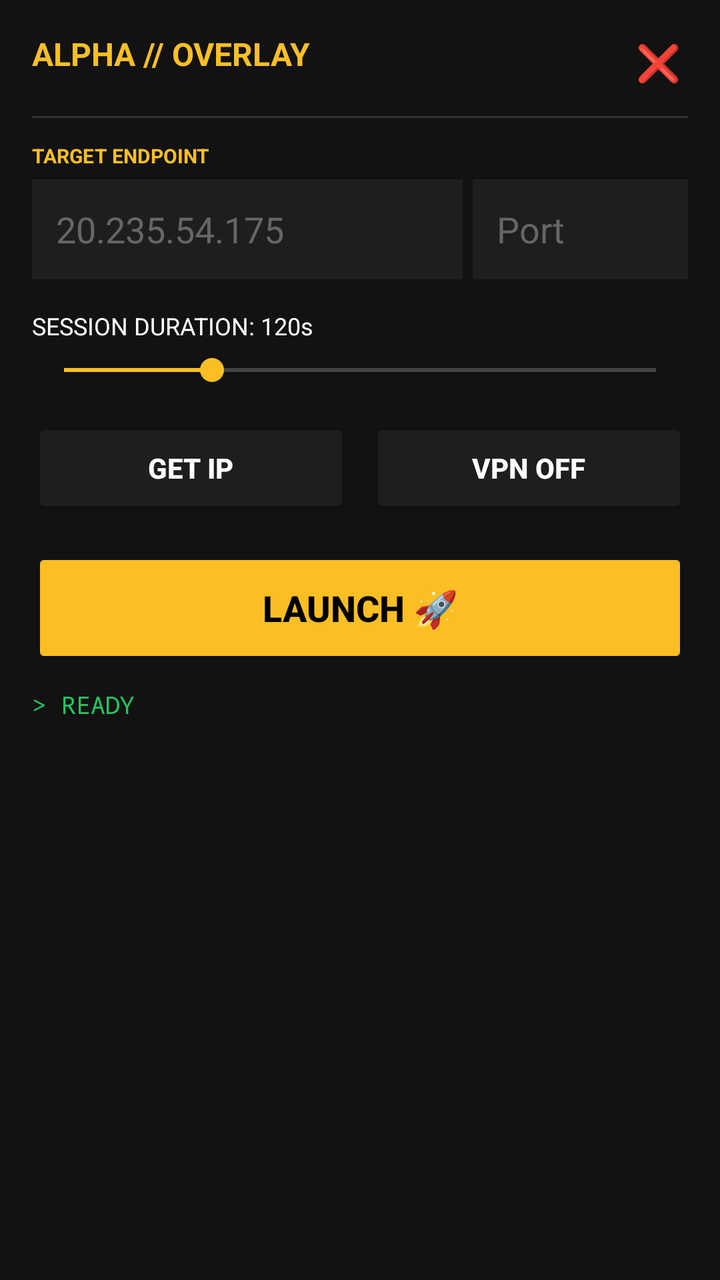
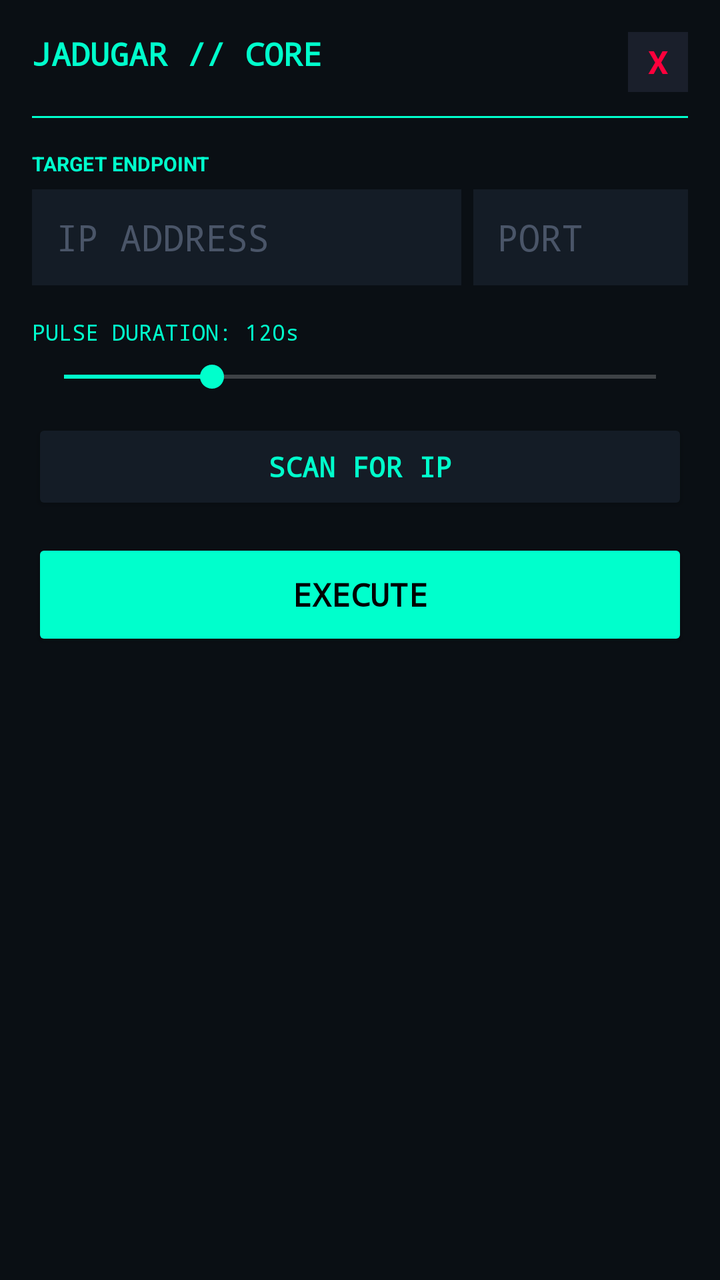

Screens rendered from an Android XML layout before and after an edit, with the pre-edit source and the edit as a unified diff.
<!-- AndroidManifest.xml: application theme Theme.AppCompat.NoActionBar -->
<!-- res/layout/floating_panel.xml -->
<?xml version="1.0" encoding="utf-8"?>
<LinearLayout xmlns:android="http://schemas.android.com/apk/res/android"
    android:layout_width="320dp"
    android:layout_height="wrap_content"
    android:orientation="vertical"
    android:background="#121212"
    android:padding="16dp"
    android:elevation="10dp">

    
    <RelativeLayout
        android:layout_width="match_parent"
        android:layout_height="wrap_content"
        android:layout_marginBottom="12dp">
        <TextView
            android:layout_width="wrap_content"
            android:layout_height="wrap_content"
            android:text="ALPHA // OVERLAY"
            android:textColor="#FBBF24"
            android:textStyle="bold"
            android:textSize="16sp"/>
        <TextView
            android:id="@+id/btnClose"
            android:layout_width="30dp"
            android:layout_height="30dp"
            android:layout_alignParentEnd="true"
            android:text="❌"
            android:gravity="center"
            android:textColor="#EF4444"
            android:textSize="18sp"/>
    </RelativeLayout>

    <View android:layout_width="match_parent" android:layout_height="1dp" android:background="#333333" android:layout_marginBottom="12dp"/>

    
    <TextView android:layout_width="wrap_content" android:layout_height="wrap_content" android:text="TARGET ENDPOINT" android:textColor="#FBBF24" android:textSize="10sp" android:textStyle="bold"/>
    
    <LinearLayout
        android:layout_width="match_parent"
        android:layout_height="wrap_content"
        android:orientation="horizontal"
        android:layout_marginTop="5dp">
        <EditText
            android:id="@+id/fEtIp"
            android:layout_width="0dp"
            android:layout_height="50dp"
            android:layout_weight="2"
            android:hint="20.235.54.175"
            android:textColor="#FFFFFF"
            android:textColorHint="#666666"
            android:background="#1E1E1E"
            android:padding="12dp"
            android:layout_marginEnd="5dp"
            android:inputType="text"/>
        <EditText
            android:id="@+id/fEtPort"
            android:layout_width="0dp"
            android:layout_height="50dp"
            android:layout_weight="1"
            android:hint="Port"
            android:textColor="#FFFFFF"
            android:textColorHint="#666666"
            android:background="#1E1E1E"
            android:padding="12dp"
            android:inputType="number"/>
    </LinearLayout>

    
    <TextView android:id="@+id/fTvTime" android:layout_width="wrap_content" android:layout_height="wrap_content" android:text="SESSION DURATION: 120s" android:textColor="#FFFFFF" android:textSize="12sp" android:layout_marginTop="15dp"/>
    
    <SeekBar
        android:id="@+id/fSeekBar"
        android:layout_width="match_parent"
        android:layout_height="wrap_content"
        android:max="240"
        android:progress="60"
        android:progressTint="#FBBF24"
        android:thumbTint="#FBBF24"
        android:layout_marginTop="5dp"/>

    
    <LinearLayout
        android:layout_width="match_parent"
        android:layout_height="wrap_content"
        android:orientation="horizontal"
        android:layout_marginTop="15dp">
        
        <Button
            android:id="@+id/fBtnGetIp"
            android:layout_width="0dp"
            android:layout_height="50dp"
            android:layout_weight="1"
            android:text="GET IP"
            android:backgroundTint="#1E1E1E"
            android:textColor="#FFFFFF"
            android:textStyle="bold"
            android:layout_marginEnd="5dp"/>
            
        <Button
            android:id="@+id/fBtnVpnOff"
            android:layout_width="0dp"
            android:layout_height="50dp"
            android:layout_weight="1"
            android:text="VPN OFF"
            android:backgroundTint="#1E1E1E"
            android:textColor="#FFFFFF"
            android:textStyle="bold"
            android:layout_marginStart="5dp"/>
    </LinearLayout>

    
    <Button
        android:id="@+id/fBtnAttack"
        android:layout_width="match_parent"
        android:layout_height="60dp"
        android:text="LAUNCH 🚀"
        android:backgroundTint="#FBBF24"
        android:textColor="#000000"
        android:textStyle="bold"
        android:textSize="18sp"
        android:layout_marginTop="15dp"/>
        
    <TextView
        android:id="@+id/tvLog"
        android:layout_width="match_parent"
        android:layout_height="wrap_content"
        android:text="> READY"
        android:textColor="#22C55E"
        android:fontFamily="monospace"
        android:layout_marginTop="10dp"
        android:textSize="12sp"/>

</LinearLayout>
<!-- resources referenced by this layout -->
<resources>

</resources>

<!-- the commit's change to res/layout/floating_panel.xml (unified diff, before → after) -->
@@ -3,11 +3,10 @@
     android:layout_width="320dp"
     android:layout_height="wrap_content"
     android:orientation="vertical"
-    android:background="#121212"
+    android:background="#0A0F14"
     android:padding="16dp"
-    android:elevation="10dp">
+    android:elevation="12dp">
 
-    
     <RelativeLayout
         android:layout_width="match_parent"
         android:layout_height="wrap_content"
@@ -15,58 +14,61 @@
         <TextView
             android:layout_width="wrap_content"
             android:layout_height="wrap_content"
-            android:text="ALPHA // OVERLAY"
-            android:textColor="#FBBF24"
+            android:text="JADUGAR // CORE"
+            android:textColor="#00FFCC"
             android:textStyle="bold"
-            android:textSize="16sp"/>
+            android:textSize="16sp"
+            android:fontFamily="monospace"/>
         <TextView
             android:id="@+id/btnClose"
             android:layout_width="30dp"
             android:layout_height="30dp"
             android:layout_alignParentEnd="true"
-            android:text="❌"
+            android:text="X"
             android:gravity="center"
-            android:textColor="#EF4444"
-            android:textSize="18sp"/>
+            android:textColor="#FF003C"
+            android:textStyle="bold"
+            android:textSize="16sp"
+            android:background="#1A1F2B"/>
     </RelativeLayout>
 
-    <View android:layout_width="match_parent" android:layout_height="1dp" android:background="#333333" android:layout_marginBottom="12dp"/>
+    <View android:layout_width="match_parent" android:layout_height="1dp" android:background="#00FFCC" android:layout_marginBottom="16dp"/>
 
-    
-    <TextView android:layout_width="wrap_content" android:layout_height="wrap_content" android:text="TARGET ENDPOINT" android:textColor="#FBBF24" android:textSize="10sp" android:textStyle="bold"/>
+    <TextView android:layout_width="wrap_content" android:layout_height="wrap_content" android:text="TARGET ENDPOINT" android:textColor="#00FFCC" android:textSize="10sp" android:textStyle="bold"/>
     
     <LinearLayout
         android:layout_width="match_parent"
         android:layout_height="wrap_content"
         android:orientation="horizontal"
-        android:layout_marginTop="5dp">
+        android:layout_marginTop="6dp">
         <EditText
             android:id="@+id/fEtIp"
             android:layout_width="0dp"
-            android:layout_height="50dp"
+            android:layout_height="48dp"
             android:layout_weight="2"
-            android:hint="20.235.54.175"
+            android:hint="IP ADDRESS"
             android:textColor="#FFFFFF"
-            android:textColorHint="#666666"
-            android:background="#1E1E1E"
+            android:textColorHint="#4A5568"
+            android:background="#141C26"
             android:padding="12dp"
-            android:layout_marginEnd="5dp"
+            android:layout_marginEnd="6dp"
+            android:fontFamily="monospace"
             android:inputType="text"/>
         <EditText
             android:id="@+id/fEtPort"
             android:layout_width="0dp"
-            android:layout_height="50dp"
+            android:layout_height="48dp"
             android:layout_weight="1"
-            android:hint="Port"
+            android:hint="PORT"
             android:textColor="#FFFFFF"
-            android:textColorHint="#666666"
-            android:background="#1E1E1E"
+            android:textColorHint="#4A5568"
+            android:background="#141C26"
             android:padding="12dp"
+            android:fontFamily="monospace"
             android:inputType="number"/>
     </LinearLayout>
 
-    
-    <TextView android:id="@+id/fTvTime" android:layout_width="wrap_content" android:layout_height="wrap_content" android:text="SESSION DURATION: 120s" android:textColor="#FFFFFF" android:textSize="12sp" android:layout_marginTop="15dp"/>
+    <TextView android:id="@+id/fTvTime" android:layout_width="wrap_content" android:layout_height="wrap_content" android:text="PULSE DURATION: 120s" android:textColor="#00FFCC" android:textSize="11sp" android:fontFamily="monospace" android:layout_marginTop="16dp"/>
     
     <SeekBar
         android:id="@+id/fSeekBar"
@@ -74,60 +76,31 @@
         android:layout_height="wrap_content"
         android:max="240"
         android:progress="60"
-        android:progressTint="#FBBF24"
-        android:thumbTint="#FBBF24"
-        android:layout_marginTop="5dp"/>
+        android:progressTint="#00FFCC"
+        android:thumbTint="#00FFCC"
+        android:layout_marginTop="6dp"/>
 
-    
-    <LinearLayout
+    <Button
+        android:id="@+id/fBtnGetIp"
         android:layout_width="match_parent"
-        android:layout_height="wrap_content"
-        android:orientation="horizontal"
-        android:layout_marginTop="15dp">
-        
-        <Button
-            android:id="@+id/fBtnGetIp"
-            android:layout_width="0dp"
-            android:layout_height="50dp"
-            android:layout_weight="1"
-            android:text="GET IP"
-            android:backgroundTint="#1E1E1E"
-            android:textColor="#FFFFFF"
-            android:textStyle="bold"
-            android:layout_marginEnd="5dp"/>
-            
-        <Button
-            android:id="@+id/fBtnVpnOff"
-            android:layout_width="0dp"
-            android:layout_height="50dp"
-            android:layout_weight="1"
-            android:text="VPN OFF"
-            android:backgroundTint="#1E1E1E"
-            android:textColor="#FFFFFF"
-            android:textStyle="bold"
-            android:layout_marginStart="5dp"/>
-    </LinearLayout>
+        android:layout_height="48dp"
+        android:text="SCAN FOR IP"
+        android:backgroundTint="#141C26"
+        android:textColor="#00FFCC"
+        android:textStyle="bold"
+        android:fontFamily="monospace"
+        android:layout_marginTop="12dp"/>
 
-    
     <Button
         android:id="@+id/fBtnAttack"
         android:layout_width="match_parent"
-        android:layout_height="60dp"
-        android:text="LAUNCH 🚀"
-        android:backgroundTint="#FBBF24"
+        android:layout_height="56dp"
+        android:text="EXECUTE"
+        android:backgroundTint="#00FFCC"
         android:textColor="#000000"
         android:textStyle="bold"
-        android:textSize="18sp"
-        android:layout_marginTop="15dp"/>
-        
-    <TextView
-        android:id="@+id/tvLog"
-        android:layout_width="match_parent"
-        android:layout_height="wrap_content"
-        android:text="> READY"
-        android:textColor="#22C55E"
+        android:textSize="16sp"
         android:fontFamily="monospace"
-        android:layout_marginTop="10dp"
-        android:textSize="12sp"/>
+        android:layout_marginTop="12dp"/>
 
 </LinearLayout>
